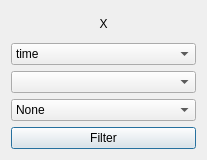
Old version of the form SciDataTool/GUI/WAxisSelector/WAxisSelector.ui in the repository Eomys/SciDataTool.
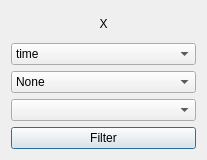
New version of the form.

Commit message: [NF] : Moddfying size of scrolldown of combobox to fit the full names, hiding second axis and data selection if only one axis defining the field to plot, plotting case where data object has only one axis, fixing display issue related to high dpi display

Diff of the .ui file:
```diff
--- a/SciDataTool/GUI/WAxisSelector/WAxisSelector.ui
+++ b/SciDataTool/GUI/WAxisSelector/WAxisSelector.ui
@@ -71,6 +71,31 @@
      </item>
     </widget>
    </item>
+   <item>
+    <widget class="QComboBox" name="c_action">
+     <property name="minimumSize">
+      <size>
+       <width>0</width>
+       <height>0</height>
+      </size>
+     </property>
+     <item>
+      <property name="text">
+       <string>None</string>
+      </property>
+     </item>
+     <item>
+      <property name="text">
+       <string>FFT</string>
+      </property>
+     </item>
+     <item>
+      <property name="text">
+       <string>Filter</string>
+      </property>
+     </item>
+    </widget>
+   </item>
    <item>
     <widget class="QComboBox" name="c_unit">
      <property name="sizePolicy">
@@ -93,31 +118,6 @@
      </property>
     </widget>
    </item>
-   <item>
-    <widget class="QComboBox" name="c_action">
-     <property name="minimumSize">
-      <size>
-       <width>0</width>
-       <height>0</height>
-      </size>
-     </property>
-     <item>
-      <property name="text">
-       <string>None</string>
-      </property>
-     </item>
-     <item>
-      <property name="text">
-       <string>FFT</string>
-      </property>
-     </item>
-     <item>
-      <property name="text">
-       <string>Filter</string>
-      </property>
-     </item>
-    </widget>
-   </item>
    <item>
     <widget class="QPushButton" name="b_filter">
      <property name="text">
```
The commit also changes 6 other files.
